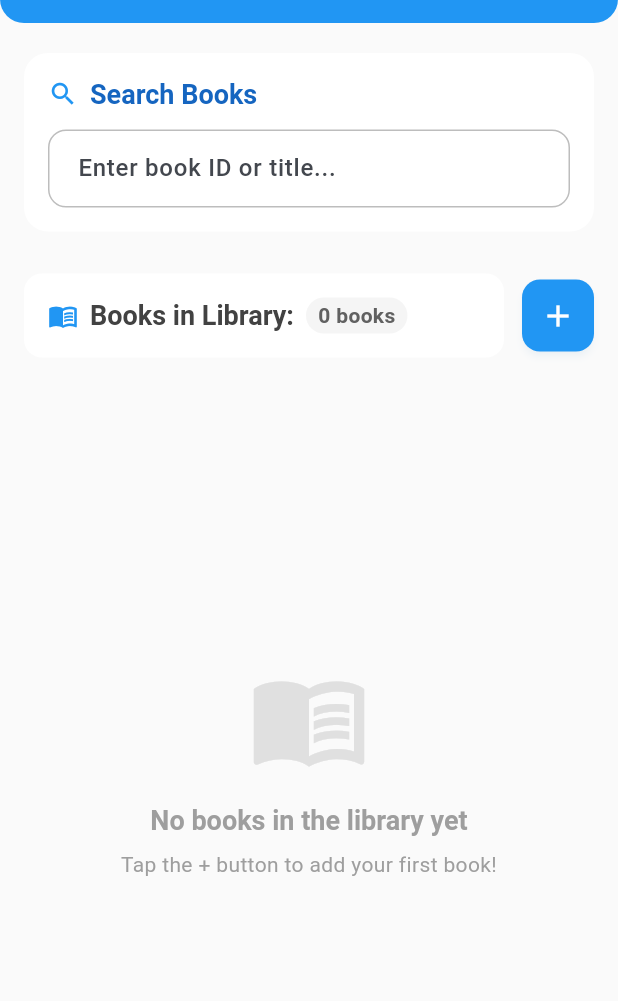
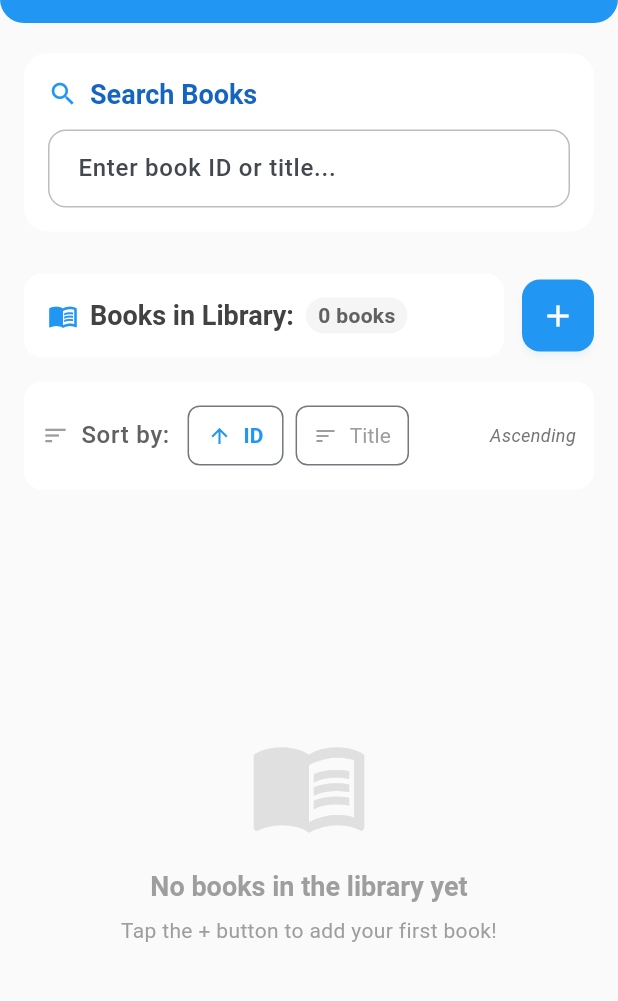
Before and after one commit to danieljoshmijares/Library_Manager, a Flutter app: the screen it shows after launch, on a phone screen of 412 x 824 dp, the part 61-1062 px from its top. Run offline on Flutter 3.47's test engine with Material 3 defaults, Android fonts, the phone set to English and light mode, and no system bars; our stand-ins replace shared_preferences.

Commit message:
Added sort feature by ID or Title which can be toggled to ascending or descending.

```diff
--- a/lib/main.dart
+++ b/lib/main.dart
@@ -102,17 +102,41 @@ class _MyHomePageState extends State<MyHomePage> {
 
   // Search functionality state
   String _searchQuery = '';
+
+  // NEW: Sorting functionality state
+  String _sortBy = 'id'; // 'id', 'title'
+  bool _sortAscending = true;
+
+  // NEW: Get displayed books with sorting applied
   Map<String, String> get _displayedBooks {
+    Map<String, String> books;
     if (_searchQuery.isEmpty) {
-      return _library;
+      books = Map.from(_library);
+    } else {
+      books = _library.entries.where((entry) {
+        return entry.key.toLowerCase().contains(_searchQuery.toLowerCase()) ||
+            entry.value.toLowerCase().contains(_searchQuery.toLowerCase());
+      }).fold<Map<String, String>>({}, (map, entry) {
+        map[entry.key] = entry.value;
+        return map;
+      });
     }
-    return _library.entries.where((entry) {
-      return entry.key.toLowerCase().contains(_searchQuery.toLowerCase()) ||
-          entry.value.toLowerCase().contains(_searchQuery.toLowerCase());
-    }).fold<Map<String, String>>({}, (map, entry) {
-      map[entry.key] = entry.value;
-      return map;
+
+    // NEW: Apply sorting
+    final entries = books.entries.toList();
+    entries.sort((a, b) {
+      int result;
+      if (_sortBy == 'id') {
+        // Sort by ID (alphanumeric)
+        result = a.key.compareTo(b.key);
+      } else {
+        // Sort by Title (alphabetical)
+        result = a.value.compareTo(b.value);
+      }
+      return _sortAscending ? result : -result;
     });
+
+    return Map.fromEntries(entries);
   }
 
   // ← ADD THIS METHOD: Load books when app starts
@@ -171,6 +195,28 @@ class _MyHomePageState extends State<MyHomePage> {
       _searchController.clear();
       _searchText = '';
     });
+  }
+
+  // NEW: Toggle sorting method
+  void _toggleSortBy(String newSortBy) {
+    setState(() {
+      if (_sortBy == newSortBy) {
+        // Toggle direction if same sort method
+        _sortAscending = !_sortAscending;
+      } else {
+        // Change sort method and reset to ascending
+        _sortBy = newSortBy;
+        _sortAscending = true;
+      }
+    });
+  }
+
+  // NEW: Get sort icon based on current state
+  IconData _getSortIcon(String sortType) {
+    if (_sortBy != sortType) {
+      return Icons.sort;
+    }
+    return _sortAscending ? Icons.arrow_upward : Icons.arrow_downward;
   }
 
   void _showErrorDialog(String message) {
@@ -720,6 +766,87 @@ class _MyHomePageState extends State<MyHomePage> {
                 ),
               ],
             ),
+            const SizedBox(height: 8),
+
+            // NEW: Sorting controls - CLEAN VERSION
+            Card(
+              elevation: 0,
+              color: Colors.white,
+              shape: RoundedRectangleBorder(
+                borderRadius: BorderRadius.circular(12),
+              ),
+              child: Padding(
+                padding: const EdgeInsets.all(12),
+                child: Row(
+                  children: [
+                    const Icon(Icons.sort, size: 18, color: Colors.grey),
+                    const SizedBox(width: 8),
+                    Text(
+                      'Sort by:',
+                      style: Theme.of(context).textTheme.bodyLarge?.copyWith(
+                        color: Colors.grey[700],
+                      ),
+                    ),
+                    const SizedBox(width: 12),
+                    // Sort by ID button
+                    OutlinedButton.icon(
+                      onPressed: () => _toggleSortBy('id'),
+                      icon: Icon(
+                        _getSortIcon('id'),
+                        size: 16,
+                        color: _sortBy == 'id' ? Colors.blue : Colors.grey,
+                      ),
+                      label: Text(
+                        'ID',
+                        style: TextStyle(
+                          color: _sortBy == 'id' ? Colors.blue : Colors.grey,
+                          fontWeight: _sortBy == 'id' ? FontWeight.bold : FontWeight.normal,
+                        ),
+                      ),
+                      style: OutlinedButton.styleFrom(
+                        padding: const EdgeInsets.symmetric(horizontal: 12, vertical: 6),
+                        shape: RoundedRectangleBorder(
+                          borderRadius: BorderRadius.circular(8),
+                        ),
+                      ),
+                    ),
+                    const SizedBox(width: 8),
+                    // Sort by Title button
+                    OutlinedButton.icon(
+                      onPressed: () => _toggleSortBy('title'),
+                      icon: Icon(
+                        _getSortIcon('title'),
+                        size: 16,
+                        color: _sortBy == 'title' ? Colors.blue : Colors.grey,
+                      ),
+                      label: Text(
+                        'Title',
+                        style: TextStyle(
+                          color: _sortBy == 'title' ? Colors.blue : Colors.grey,
+                          fontWeight: _sortBy == 'title' ? FontWeight.bold : FontWeight.normal,
+                        ),
+                      ),
+                      style: OutlinedButton.styleFrom(
+                        padding: const EdgeInsets.symmetric(horizontal: 12, vertical: 6),
+                        shape: RoundedRectangleBorder(
+                          borderRadius: BorderRadius.circular(8),
+                        ),
+                      ),
+                    ),
+                    const Spacer(),
+                    // Sort order indicator - CLEAN EXPLICIT LABEL
+                    Text(
+                      _sortAscending ? 'Ascending' : 'Descending',
+                      style: TextStyle(
+                        color: Colors.grey[600],
+                        fontSize: 12,
+                        fontStyle: FontStyle.italic,
+                      ),
+                    ),
+                  ],
+                ),
+              ),
+            ),
             const SizedBox(height: 16),
 
             // UI MODERNIZATION: Enhanced books list
```
